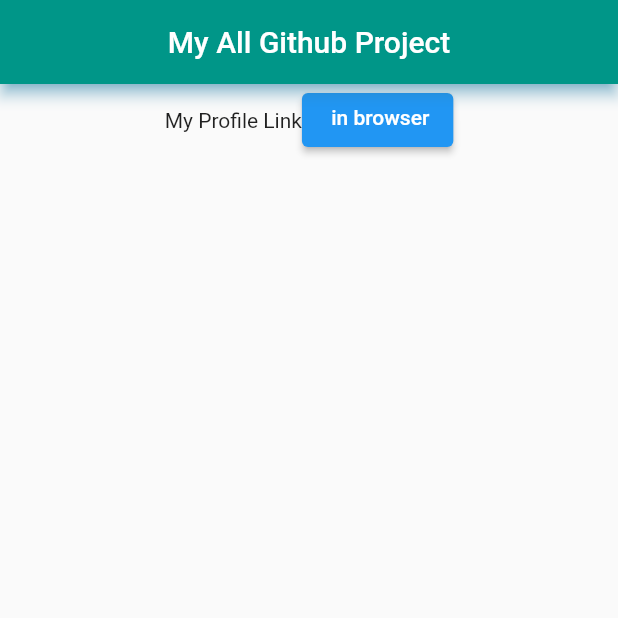
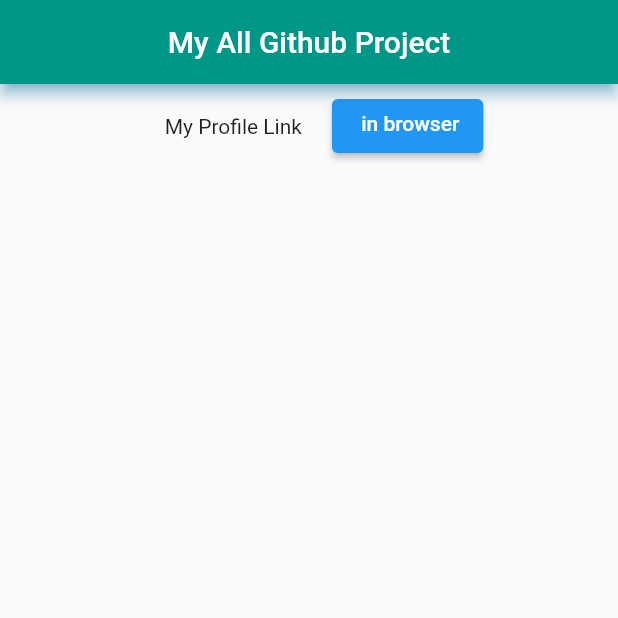
Before and after one commit to shubhamgitvns/mygitproject, a Flutter app: the screen it shows after launch, on a phone screen of 412 x 824 dp, the top half of it. Run offline on Flutter 3.47's test engine with Material 2 defaults, Android fonts, the phone set to English and light mode, and no system bars.

Commit message:
Restyle Row Element

```diff
--- a/lib/Stateful.dart
+++ b/lib/Stateful.dart
@@ -37,7 +37,7 @@
            mainAxisAlignment: MainAxisAlignment.center,
             children: [
               const Padding(
-                padding: EdgeInsets.all(0.0),
+                padding: EdgeInsets.all(20.0),
                 child: Text("My Profile Link"),
               ),
 
```
